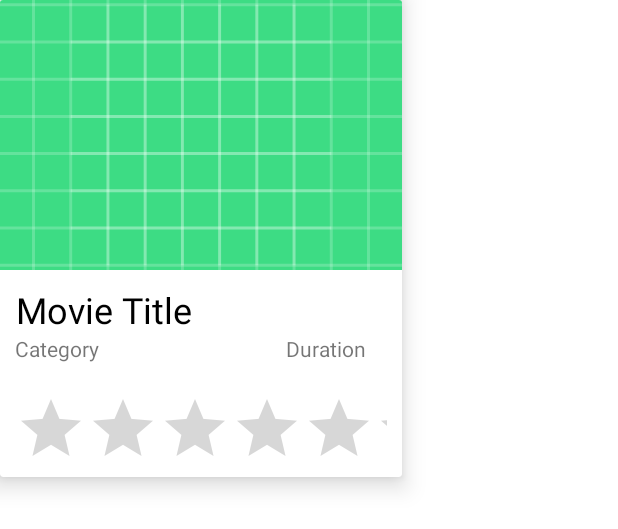
After one commit to cperea1/Cine-watch, an Android app: the layout movie_list_item.xml on its own in the app's theme, with its tools: preview values and no code run, on a phone screen of 412 x 824 dp. The commit adds this screen. Shown: the top 529 px of the screen. Run offline under Robolectric (Android 15) with nearby library versions, the phone set to English and light mode, and no system bars.

Commit message:
It works but it doesnt

```diff
--- a/CineWatch20/app/build.gradle
+++ b/CineWatch20/app/build.gradle
@@ -45,6 +45,10 @@ dependencies {
     implementation 'com.squareup.retrofit2:retrofit:2.9.0'
     implementation 'com.squareup.retrofit2:converter-gson:2.9.0'
 
+    //Glide
+    implementation 'com.github.bumptech.glide:glide:4.15.1'
+    annotationProcessor 'com.github.bumptech.glide:compiler:4.15.1'
+
     //View Model
     //implementation 'androidx.lifecycle:lifecycle-viewmodel:2.6.1'
 
--- a/CineWatch20/app/src/main/AndroidManifest.xml
+++ b/CineWatch20/app/src/main/AndroidManifest.xml
@@ -4,12 +4,14 @@
     xmlns:tools="http://schemas.android.com/tools">
 
     <uses-permission android:name="android.permission.INTERNET"/>
+    <uses-permission android:name="android.permission.ACCESS_NETWORK_STATE"/>
 
     <application
         android:allowBackup="true"
         android:dataExtractionRules="@xml/data_extraction_rules"
         android:fullBackupContent="@xml/backup_rules"
         android:icon="@mipmap/ic_launcher"
+        android:networkSecurityConfig="@xml/network_security_config"
         android:label="@string/app_name"
         android:supportsRtl="true"
         android:theme="@style/Theme.CineWatch20"
--- /dev/null
+++ b/CineWatch20/app/src/main/res/layout/movie_list_item.xml
@@ -0,0 +1,81 @@
+<?xml version="1.0" encoding="utf-8"?>
+<LinearLayout
+    xmlns:android="http://schemas.android.com/apk/res/android"
+    android:layout_width="match_parent"
+    android:layout_height="match_parent"
+    android:orientation="vertical"
+    xmlns:app="http://schemas.android.com/apk/res-auto">
+
+    <androidx.cardview.widget.CardView
+        android:layout_width="268dp"
+        android:layout_height="318dp"
+        android:id="@+id/card_view"
+        app:cardElevation="10dp">
+
+        <LinearLayout
+            android:layout_width="match_parent"
+            android:layout_height="wrap_content"
+            android:orientation="vertical">
+
+            <ImageView
+                android:layout_width="match_parent"
+                android:layout_height="180dp"
+                android:scaleType="centerCrop"
+                android:id="@+id/movie_img"
+                android:src="@drawable/ic_launcher_background" />
+
+            <LinearLayout
+                android:layout_width="match_parent"
+                android:layout_height="wrap_content"
+                android:orientation="vertical"
+                android:padding="10dp">
+
+                <TextView
+                    android:layout_width="wrap_content"
+                    android:layout_height="wrap_content"
+                    android:textSize="24sp"
+                    android:gravity="center"
+                    android:text="Movie Title"
+                    android:textColor="#000000"
+                    android:id="@+id/movie_title" />
+
+                <LinearLayout
+                    android:layout_width="match_parent"
+                    android:layout_height="wrap_content"
+                    android:orientation="horizontal"
+                    android:weightSum="100">
+
+                    <TextView
+                        android:layout_width="wrap_content"
+                        android:layout_height="wrap_content"
+                        android:layout_weight="90"
+                        android:textSize="14sp"
+                        android:text="Category"
+                        android:id="@+id/movie_category"
+                        android:gravity="start"/>
+
+                    <TextView
+                        android:layout_width="wrap_content"
+                        android:layout_height="wrap_content"
+                        android:layout_weight="10"
+                        android:textSize="14sp"
+                        android:text="Duration"
+                        android:id="@+id/movie_duration"
+                        android:layout_gravity="center"/>
+                </LinearLayout>
+            </LinearLayout>
+
+            <RatingBar
+                android:layout_width="match_parent"
+                android:layout_height="wrap_content"
+                android:id="@+id/rating_bar"
+                android:layout_margin="10dp"
+                android:numStars="5"/>
+
+        </LinearLayout>
+
+    </androidx.cardview.widget.CardView>
+
+
+
+</LinearLayout>
```
Also changed, not shown: CineWatch20/app/src/main/java/com/example/cinewatch20/Adapters/MovieRecyclerView.java (added, +65 -0 lines), CineWatch20/app/src/main/java/com/example/cinewatch20/Adapters/MovieViewHolder.java (added, +41 -0 lines), CineWatch20/app/src/main/java/com/example/cinewatch20/Adapters/OnMovieListener.java (added, +9 -0 lines), CineWatch20/app/src/main/java/com/example/cinewatch20/AppExecutors.java (added, +23 -0 lines), CineWatch20/app/src/main/java/com/example/cinewatch20/MovieListActivity.java (+52 -70 lines), CineWatch20/app/src/main/java/com/example/cinewatch20/models/MovieModel.java (+9 -1 lines), CineWatch20/app/src/main/java/com/example/cinewatch20/repositories/MovieRepository.java (added, +38 -0 lines), CineWatch20/app/src/main/java/com/example/cinewatch20/request/MovieApiClient.java (added, +148 -0 lines), CineWatch20/app/src/main/java/com/example/cinewatch20/viewModels/MovieListViewModel.java (added, +35 -0 lines), CineWatch20/app/src/main/res/layout/activity_main.xml (+7 -32 lines), CineWatch20/app/src/main/res/xml/network_security_config.xml (added, +15 -0 lines).
